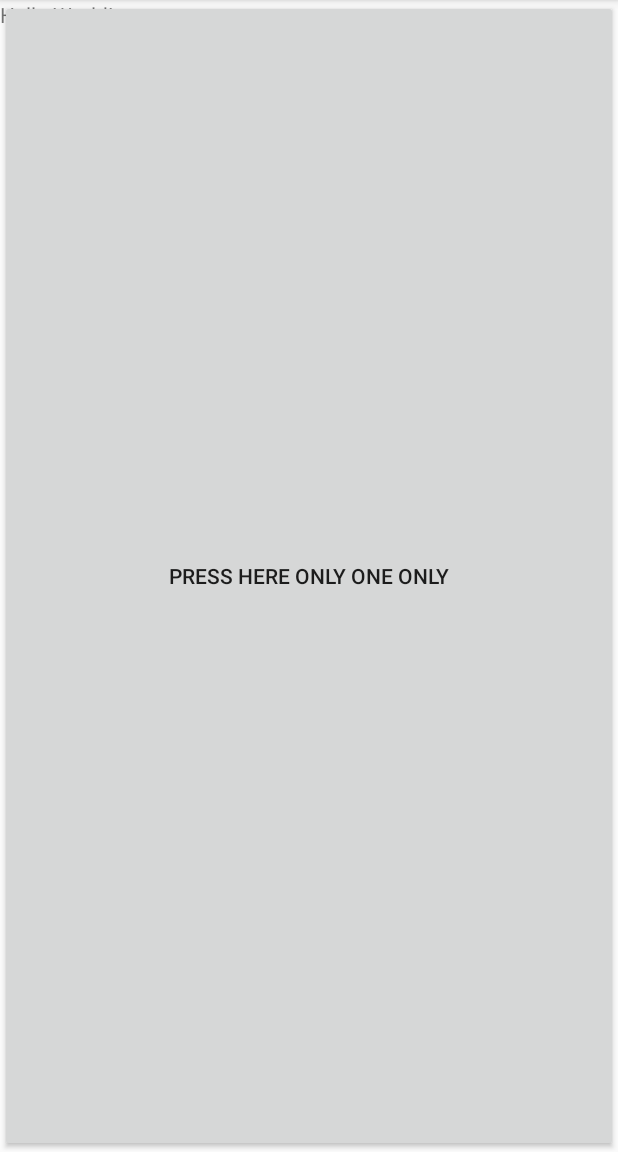
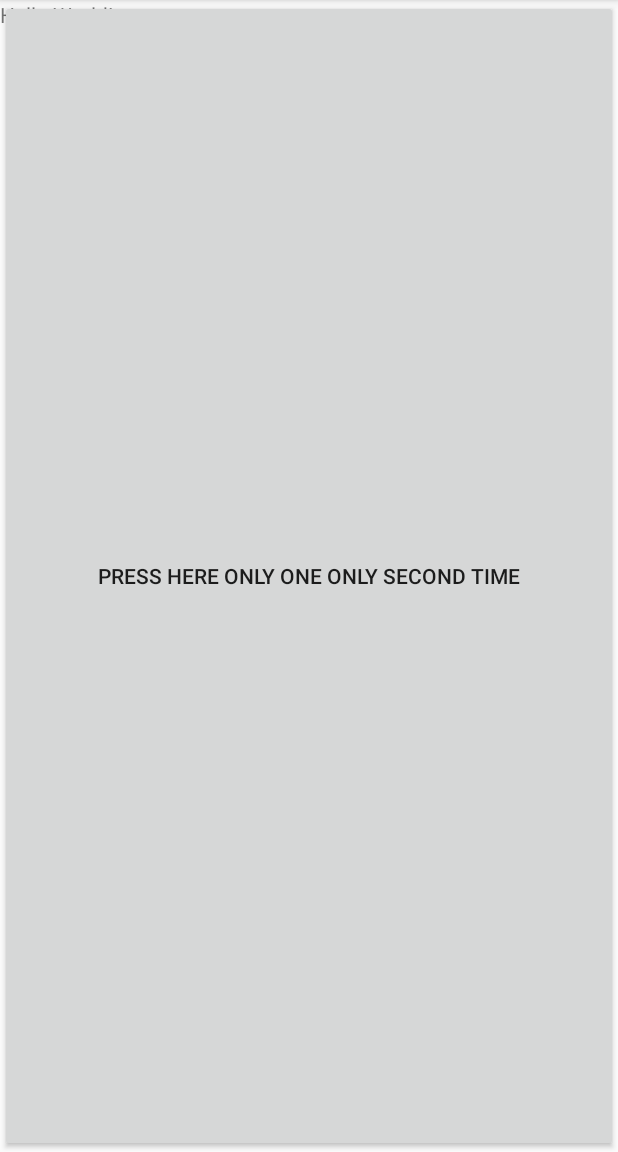
Before and after one commit to abhijit-296/MyApplication, an Android app: the screen it shows after launch (MainActivity), on a phone screen of 412 x 824 dp, the part 84-1236 px from its top. Run offline under Robolectric (Android 15) with nearby library versions, the phone set to English and light mode, and no system bars.

Commit message:
commit on 20th April 7:56

```diff
--- a/app/src/main/res/layout/activity_main.xml
+++ b/app/src/main/res/layout/activity_main.xml
@@ -14,7 +14,7 @@
          />
     <Button
 
-        android:text="Press Here only one only"
+        android:text="Press Here only one only second time"
         android:layout_width="match_parent"
         android:layout_height="match_parent" />
 
```
